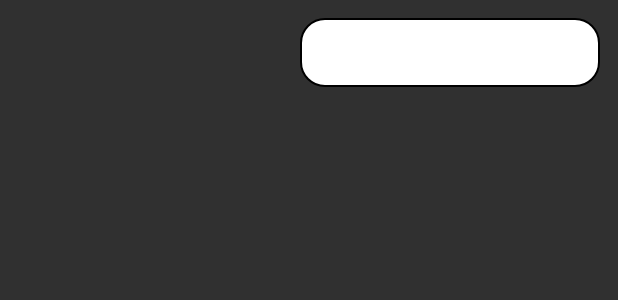
After one commit to bhlaing/ProjectXx, an Android app: the layout item_chat_message.xml on its own in the app's theme, with its tools: preview values and no code run, on a phone screen of 412 x 824 dp. The commit adds this screen. Shown: the top 300 px of the screen. Run offline under Robolectric (Android 15) with nearby library versions, the phone set to English and light mode, and no system bars.

Commit message:
Added ChatMessagesAdapter and able to display chat messages from mock Messages

```diff
--- a/app/src/main/java/com/x/projectxx/feature/chat/ui/ChatViewModel.kt
+++ b/app/src/main/java/com/x/projectxx/feature/chat/ui/ChatViewModel.kt
@@ -1,7 +1,9 @@
 package com.x.projectxx.feature.chat.ui
 
+import androidx.hilt.lifecycle.ViewModelInject
 import androidx.lifecycle.ViewModel
+import com.x.projectxx.feature.chat.usecase.GetChatTranscript
 
-class ChatViewModel: ViewModel(){
-
+class ChatViewModel @ViewModelInject constructor(usecase:GetChatTranscript): ViewModel(){
+    val messages = usecase.invoke(123)
 }
--- /dev/null
+++ b/app/src/main/res/layout/item_chat_message.xml
@@ -0,0 +1,23 @@
+<?xml version="1.0" encoding="utf-8"?>
+<androidx.constraintlayout.widget.ConstraintLayout xmlns:android="http://schemas.android.com/apk/res/android"
+    android:layout_width="match_parent"
+    android:layout_height="wrap_content"
+    xmlns:app="http://schemas.android.com/apk/res-auto">
+
+    <TextView
+        android:id="@+id/messageTextView"
+        android:layout_width="200dp"
+        android:layout_height="wrap_content"
+        android:padding="12dp"
+        android:singleLine="false"
+        android:layout_marginStart="4dp"
+        android:layout_marginTop="12dp"
+        android:layout_marginEnd="12dp"
+        android:gravity="center"
+        android:background="@drawable/rounded_bg"
+        android:textColor="@color/colorBlack"
+        android:textSize="16sp"
+        app:layout_constraintRight_toRightOf="parent"
+        app:layout_constraintTop_toTopOf="parent" />
+
+</androidx.constraintlayout.widget.ConstraintLayout>
--- a/app/src/main/res/values/colors.xml
+++ b/app/src/main/res/values/colors.xml
@@ -2,6 +2,7 @@
 <resources>
     <color name="colorPrimary">#6200EE</color>
     <color name="colorPrimaryDark">#3700B3</color>
+    <color name="colorBlack">#000000</color>
     <color name="colorAccent">#03DAC5</color>
     <color name="colorWhite">#FFFFFF</color>
 </resources>
```
Also changed, not shown: app/src/main/java/com/x/projectxx/feature/chat/adapter/ChatMessagesAdapter.kt (added, +45 -0 lines), app/src/main/java/com/x/projectxx/feature/chat/ui/ChatFragment.kt (+36 -1 lines).
